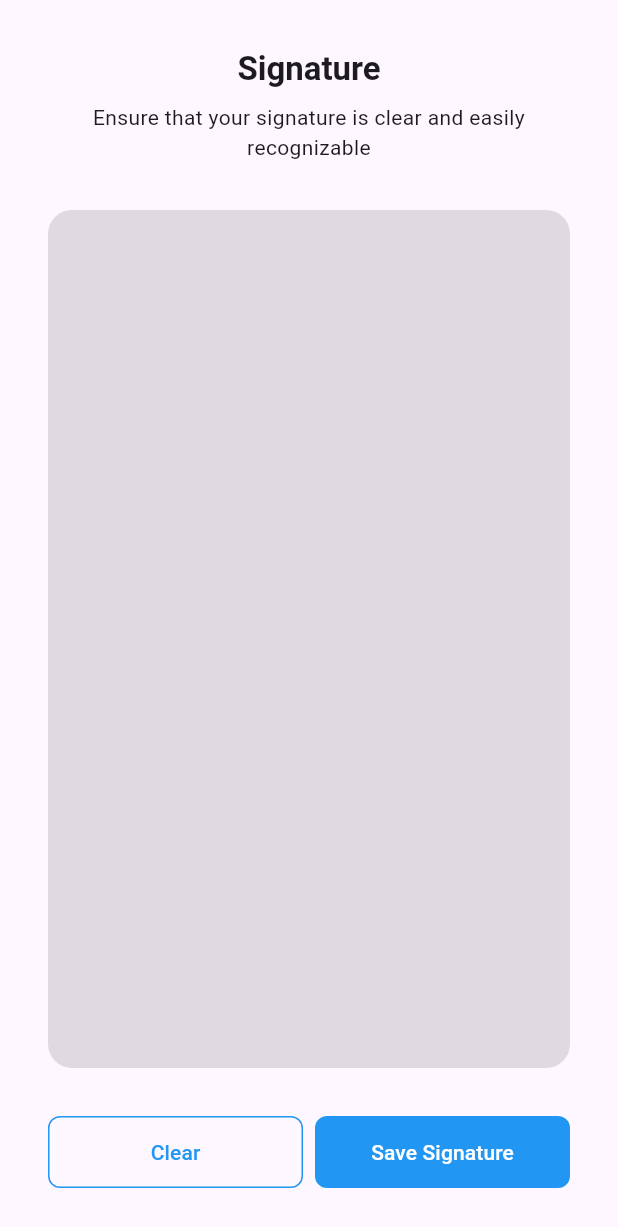
After one commit to stefanusj/kyc-example-flutter, a Flutter app: the SignatureScreen screen opened directly, after a tap on "Save Signature", on a phone screen of 412 x 824 dp. The commit adds this screen. Shown: the top 1227 px of the screen. Run offline on Flutter 3.47's test engine with Material 3 defaults, Android fonts, the phone set to English and light mode, and no system bars; drawn by our look-alikes of signature; our stand-ins replace camera.

Commit message:
Feat: Add signature feature

```diff
--- a/lib/screen/screen.dart
+++ b/lib/screen/screen.dart
@@ -1,3 +1,4 @@
 export 'camera_screen.dart';
 export 'home_screen.dart';
 export 'result_screen.dart';
+export 'signature_screen.dart';
--- /dev/null
+++ b/lib/screen/signature_screen.dart
@@ -0,0 +1,168 @@
+import 'dart:io';
+
+import 'package:flutter/material.dart';
+import 'package:image/image.dart' as img;
+import 'package:kyc/screen/screen.dart';
+import 'package:path_provider/path_provider.dart';
+import 'package:signature/signature.dart';
+
+class SignatureScreen extends StatefulWidget {
+  const SignatureScreen({super.key});
+
+  @override
+  State<SignatureScreen> createState() => _SignatureScreenState();
+}
+
+class _SignatureScreenState extends State<SignatureScreen> {
+  final _signatureKey = GlobalKey();
+  var _isLoading = false;
+
+  SignatureController? controller;
+
+  @override
+  void initState() {
+    super.initState();
+    _initStateAsync();
+  }
+
+  Future<void> _initStateAsync() async {
+    controller = SignatureController(
+      penColor: Colors.black,
+      penStrokeWidth: 1,
+      exportBackgroundColor: Colors.transparent,
+      exportPenColor: Colors.black,
+    );
+
+    if (mounted) setState(() {});
+  }
+
+  @override
+  void dispose() {
+    controller?.dispose();
+    super.dispose();
+  }
+
+  void _onSignatureClearButtonPressed() async {
+    if (controller == null) return;
+    if (_isLoading) return;
+
+    setState(() {
+      _isLoading = true;
+    });
+
+    controller?.clear();
+
+    setState(() {
+      _isLoading = false;
+    });
+  }
+
+  void _onSignatureSaveButtonPressed() async {
+    if (controller == null) return;
+    if (controller!.isEmpty) return;
+    if (_isLoading) return;
+
+    setState(() {
+      _isLoading = true;
+    });
+
+    final height = controller!.defaultHeight! + 16;
+    final width = controller!.defaultWidth! + 16;
+    final bytes = await controller!.toPngBytes(height: height, width: width);
+    if (bytes == null) return;
+
+    final original = img.decodeImage(bytes);
+    final png = img.encodePng(original!);
+    final directory = await getExternalStorageDirectory();
+    final file = await File('${directory!.path}/signature.png').writeAsBytes(png);
+
+    setState(() {
+      _isLoading = false;
+    });
+
+    if (!mounted) return;
+    Navigator.push(
+      context,
+      MaterialPageRoute(builder: (context) => ResultScreen(file: file)),
+    );
+  }
+
+  @override
+  Widget build(BuildContext context) {
+    if (controller == null) return const SizedBox.shrink();
+
+    return Scaffold(
+      body: SafeArea(
+        child: Container(
+          padding: const EdgeInsets.symmetric(vertical: 32, horizontal: 32),
+          child: Column(
+            children: <Widget>[
+              Text(
+                'Signature',
+                style: Theme.of(context).textTheme.titleLarge?.copyWith(fontWeight: FontWeight.w700),
+                textAlign: TextAlign.center,
+              ),
+              const SizedBox(height: 8),
+              Text(
+                'Ensure that your signature is clear and easily recognizable',
+                style: Theme.of(context).textTheme.bodyMedium,
+                textAlign: TextAlign.center,
+              ),
+              const SizedBox(height: 32),
+              Expanded(
+                child: ClipRRect(
+                  borderRadius: BorderRadius.circular(16),
+                  child: Signature(
+                    key: _signatureKey,
+                    controller: controller!,
+                    backgroundColor: Colors.black12,
+                  ),
+                ),
+              ),
+              const SizedBox(height: 32),
+              Row(
+                children: <Widget>[
+                  Expanded(
+                    child: GestureDetector(
+                      onTap: _onSignatureClearButtonPressed,
+                      child: Container(
+                        alignment: Alignment.center,
+                        decoration: BoxDecoration(
+                          border: Border.all(color: Colors.blue.shade500),
+                          borderRadius: BorderRadius.circular(8),
+                        ),
+                        height: 48,
+                        child: Text(
+                          _isLoading ? 'Loading...' : 'Clear',
+                          style: Theme.of(context).textTheme.labelLarge?.copyWith(color: Colors.blue.shade500),
+                        ),
+                      ),
+                    ),
+                  ),
+                  const SizedBox(width: 8),
+                  Expanded(
+                    child: GestureDetector(
+                      onTap: _onSignatureSaveButtonPressed,
+                      child: Container(
+                        alignment: Alignment.center,
+                        decoration: BoxDecoration(
+                          color: Colors.blue.shade500,
+                          borderRadius: BorderRadius.circular(8),
+                        ),
+                        height: 48,
+                        child: Text(
+                          _isLoading ? 'Loading...' : 'Save Signature',
+                          style: Theme.of(context).textTheme.labelLarge?.copyWith(color: Colors.white),
+                        ),
+                      ),
+                    ),
+                  ),
+                ],
+              ),
+            ],
+          ),
+        ),
+      ),
+    );
+  }
+}
```
